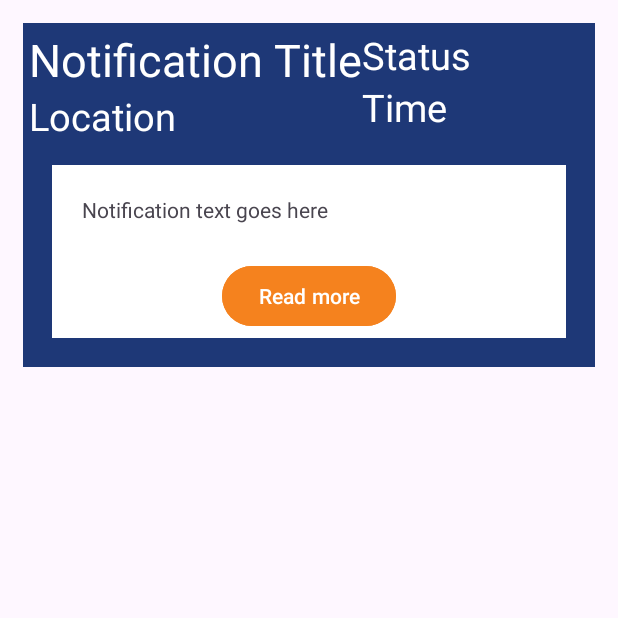
After one commit to AlexTanthiptham/illini-watch, an Android app: the fragment AlertsBoxFragment shown on its own in the app's theme, on a phone screen of 412 x 824 dp, the top half of it. The commit adds this screen. Run offline under Robolectric (Android 15) with nearby library versions, the phone set to English and light mode, and no system bars.

Commit message:
Alerts box fragment done

```diff
--- /dev/null
+++ b/app/src/main/java/com/example/illinoiswatch/AlertsBoxFragment.java
@@ -0,0 +1,64 @@
+package com.example.illinoiswatch;
+
+import android.os.Bundle;
+
+import androidx.fragment.app.Fragment;
+
+import android.view.LayoutInflater;
+import android.view.View;
+import android.view.ViewGroup;
+
+/**
+ * A simple {@link Fragment} subclass.
+ * Use the {@link AlertsBoxFragment#newInstance} factory method to
+ * create an instance of this fragment.
+ */
+public class AlertsBoxFragment extends Fragment {
+
+    // TODO: Rename parameter arguments, choose names that match
+    // the fragment initialization parameters, e.g. ARG_ITEM_NUMBER
+    private static final String ARG_PARAM1 = "param1";
+    private static final String ARG_PARAM2 = "param2";
+
+    // TODO: Rename and change types of parameters
+    private String mParam1;
+    private String mParam2;
+
+    public AlertsBoxFragment() {
+        // Required empty public constructor
+    }
+
+    /**
+     * Use this factory method to create a new instance of
+     * this fragment using the provided parameters.
+     *
+     * @param param1 Parameter 1.
+     * @param param2 Parameter 2.
+     * @return A new instance of fragment AlertsBoxFragment.
+     */
+    // TODO: Rename and change types and number of parameters
+    public static AlertsBoxFragment newInstance(String param1, String param2) {
+        AlertsBoxFragment fragment = new AlertsBoxFragment();
+        Bundle args = new Bundle();
+        args.putString(ARG_PARAM1, param1);
+        args.putString(ARG_PARAM2, param2);
+        fragment.setArguments(args);
+        return fragment;
+    }
+
+    @Override
+    public void onCreate(Bundle savedInstanceState) {
+        super.onCreate(savedInstanceState);
+        if (getArguments() != null) {
+            mParam1 = getArguments().getString(ARG_PARAM1);
+            mParam2 = getArguments().getString(ARG_PARAM2);
+        }
+    }
+
+    @Override
+    public View onCreateView(LayoutInflater inflater, ViewGroup container,
+                             Bundle savedInstanceState) {
+        // Inflate the layout for this fragment
+        return inflater.inflate(R.layout.fragment_alerts_box, container, false);
+    }
+}
--- a/app/src/main/res/layout/fragment_alerts.xml
+++ b/app/src/main/res/layout/fragment_alerts.xml
@@ -6,9 +6,13 @@
     tools:context=".AlertsFragment">
 
     <!-- TODO: Update blank fragment layout -->
-    <TextView
+    <LinearLayout
+        xmlns:android="http://schemas.android.com/apk/res/android"
+        android:id="@+id/containerLayout"
         android:layout_width="match_parent"
         android:layout_height="match_parent"
-        android:text="@string/hello_blank_fragment" />
+        android:orientation="vertical">
+        <!-- Other views can be added here if needed -->
+    </LinearLayout>
 
 </FrameLayout>
--- /dev/null
+++ b/app/src/main/res/layout/fragment_alerts_box.xml
@@ -0,0 +1,101 @@
+<?xml version="1.0" encoding="utf-8"?>
+<LinearLayout xmlns:android="http://schemas.android.com/apk/res/android"
+    android:layout_width="match_parent"
+    android:layout_height="wrap_content"
+    android:background="@color/primary2"
+    android:orientation="vertical"
+    android:gravity="center_horizontal"
+    android:padding="4dp"
+    android:layout_margin="15dp"
+    >
+    <LinearLayout
+        android:layout_width="match_parent"
+        android:layout_height="wrap_content"
+        android:orientation="horizontal">
+
+        <LinearLayout
+            android:layout_width="wrap_content"
+            android:layout_height="wrap_content"
+            android:orientation="vertical">
+            <TextView
+                android:id="@+id/tvNotificationTitle1"
+                android:layout_width="match_parent"
+                android:layout_height="wrap_content"
+                android:textColor="@color/white"
+                android:textSize="@dimen/text_head1"
+                android:text="Notification Title" />
+            <TextView
+                android:id="@+id/tvNotificationTitle2"
+                android:layout_width="match_parent"
+                android:layout_height="wrap_content"
+                android:textColor="@color/white"
+                android:textSize="@dimen/text_head2"
+                android:text="Location" />
+        </LinearLayout>
+        <LinearLayout
+            android:layout_width="wrap_content"
+            android:layout_height="wrap_content"
+            android:layout_gravity="right"
+            android:orientation="vertical">
+            <TextView
+                android:id="@+id/tvNotificationTitle3"
+                android:layout_width="match_parent"
+                android:layout_height="wrap_content"
+                android:textColor="@color/white"
+                android:textSize="@dimen/text_head2"
+                android:text="Status" />
+            <TextView
+                android:id="@+id/tvNotificationTitle4"
+                android:layout_width="match_parent"
+                android:layout_height="wrap_content"
+                android:textColor="@color/white"
+                android:textSize="@dimen/text_head2"
+                android:text="Time" />
+        </LinearLayout>
+
+
+    </LinearLayout>
+
+    <LinearLayout xmlns:android="http://schemas.android.com/apk/res/android"
+        android:layout_width="match_parent"
+        android:layout_height="wrap_content"
+        android:background="@color/white"
+        android:orientation="vertical"
+        android:gravity="center_horizontal"
+        android:padding="4dp"
+        android:layout_margin="15dp"
+        >
+
+        <TextView
+            android:id="@+id/tvNotificationText"
+            android:layout_width="match_parent"
+            android:layout_height="wrap_content"
+
+            android:maxLines="2"
+            android:ellipsize="end"
+            android:padding="8dp"
+            android:layout_margin="8dp"
+            android:text="Notification text goes here" />
+
+        <Button
+            android:id="@+id/btnReadMore"
+            android:layout_width="wrap_content"
+            android:layout_height="wrap_content"
+            android:backgroundTint="@color/secondary"
+            android:layout_below="@id/tvNotificationText"
+            android:layout_marginTop="8dp"
+            android:text="Read more" />
+
+        <Button
+            android:id="@+id/btnShowLess"
+            android:layout_width="wrap_content"
+            android:layout_height="wrap_content"
+            android:backgroundTint="@color/secondary"
+            android:layout_below="@id/tvNotificationText"
+            android:layout_marginTop="8dp"
+            android:visibility="gone"
+            android:text="Show less" />
+
+    </LinearLayout>
+
+</LinearLayout>
--- a/app/src/main/res/layout/fragment_settings.xml
+++ b/app/src/main/res/layout/fragment_settings.xml
@@ -21,7 +21,7 @@
             android:id="@+id/btnDefault"
             android:layout_width="wrap_content"
             android:layout_height="wrap_content"
-            android:background="@color/transparent"
+            android:backgroundTint="@color/transparent"
             android:textColor="@color/grey"
             android:text="Reset"
             android:layout_weight="1"
@@ -45,7 +45,7 @@
             android:id="@+id/btnSave"
             android:layout_width="wrap_content"
             android:layout_height="wrap_content"
-            android:background="@color/transparent"
+            android:backgroundTint="@color/transparent"
             android:textColor="@color/grey"
             android:text="Save"
             android:layout_weight="1"
@@ -137,6 +137,7 @@
             android:id="@+id/btnSettings1"
             android:layout_width="300dp"
             android:layout_height="wrap_content"
+            android:backgroundTint="@color/secondary"
             android:textSize="@dimen/text_head3"
             android:text="Set Safety Radius"
             android:padding="8dp"
```
